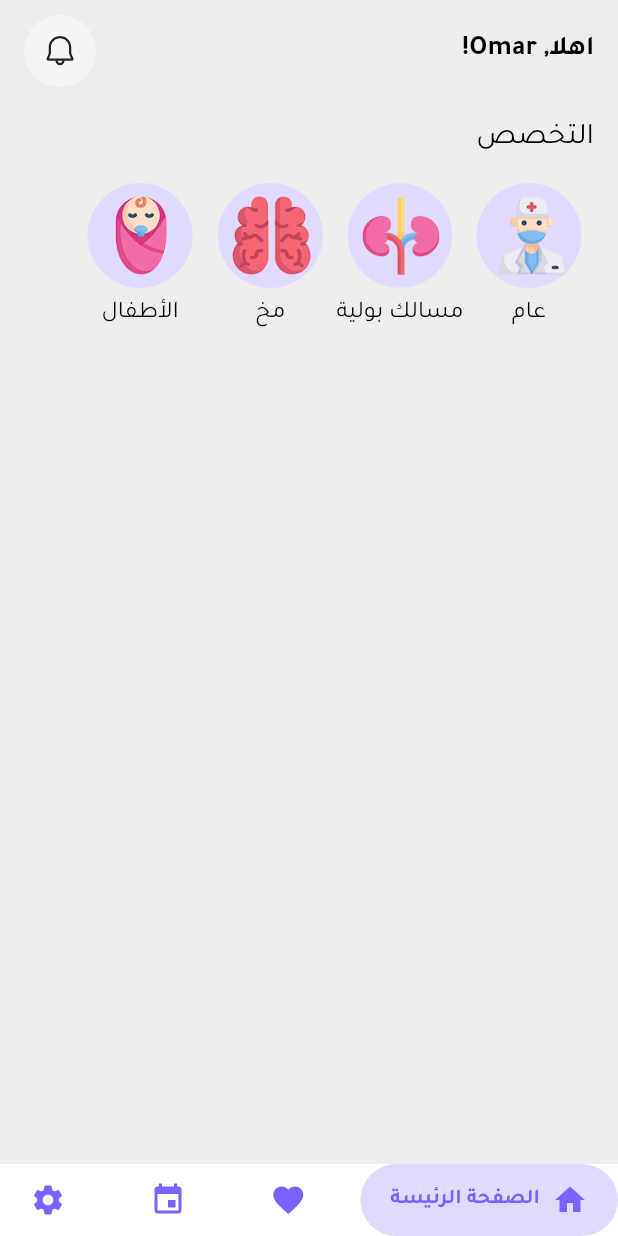
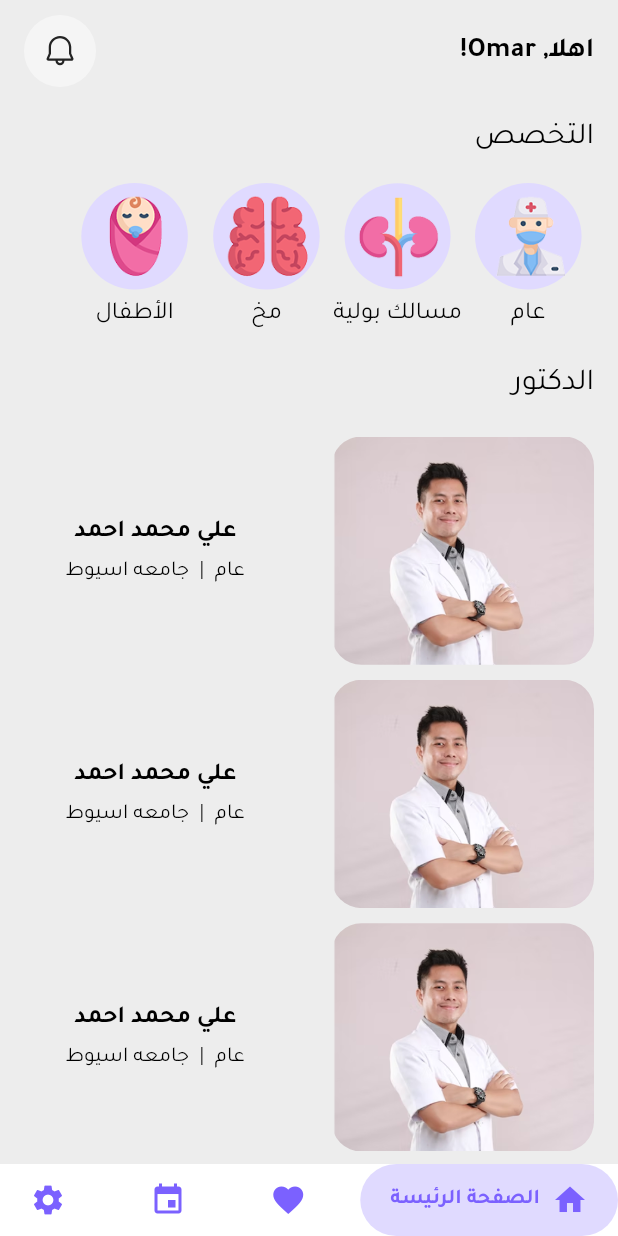
Before and after one commit to abdelrahman3003/Tabibak, a Flutter app: the HomeView screen opened by its route, on a phone screen of 412 x 824 dp. Run offline on Flutter 3.47's test engine with Material 3 defaults, Android fonts, the phone set to English and light mode, and no system bars; drawn by our look-alikes of google_nav_bar; our stand-ins replace device_preview, dio, flutter_dotenv, flutter_riverpod, flutter_screenutil, flutter_svg and 3 more; accounts and stored records are empty.

Commit message:
create doctor card and doctors list view

```diff
--- a/lib/core/theme/appTextStyles.dart
+++ b/lib/core/theme/appTextStyles.dart
@@ -1,17 +1,22 @@
 import 'package:flutter/material.dart';
+import 'package:flutter_screenutil/flutter_screenutil.dart';
 import 'package:tabibak/core/theme/app_colors.dart';
 
 class Apptextstyles {
   static TextStyle font20blackRegular =
-      TextStyle(fontSize: 20, color: AppColors.black);
+      TextStyle(fontSize: 20.sp, color: AppColors.black);
   static TextStyle font18blackRegular =
-      TextStyle(fontSize: 18, color: AppColors.black);
+      TextStyle(fontSize: 18.sp, color: AppColors.black);
   static TextStyle font16blackRegular =
-      TextStyle(fontSize: 16, color: AppColors.black);
-  static TextStyle font16whitebold = TextStyle(
-      fontSize: 16, color: AppColors.white, fontWeight: FontWeight.bold);
+      TextStyle(fontSize: 16.sp, color: AppColors.black);
+  static TextStyle font16Blackebold = TextStyle(
+      fontSize: 16.sp, color: AppColors.black, fontWeight: FontWeight.bold);
+  static TextStyle font14BlackReqular = TextStyle(
+      fontSize: 14.sp, color: AppColors.black, fontWeight: FontWeight.w400);
+  static TextStyle font14Blackbold = TextStyle(
+      fontSize: 14.sp, color: AppColors.black, fontWeight: FontWeight.bold);
   static TextStyle font18LightRegular = TextStyle(
-      fontSize: 18, color: AppColors.textLight, fontWeight: FontWeight.w400);
+      fontSize: 18.sp, color: AppColors.textLight, fontWeight: FontWeight.w400);
   static TextStyle font20BlackRegular = TextStyle(
-      fontSize: 20, color: AppColors.black, fontWeight: FontWeight.w400);
+      fontSize: 20.sp, color: AppColors.black, fontWeight: FontWeight.w400);
 }
--- a/lib/core/theme/app_button.dart
+++ b/lib/core/theme/app_button.dart
@@ -31,7 +31,8 @@ class AppButton extends StatelessWidget {
           Center(
             child: Text(
               title,
-              style: Apptextstyles.font16whitebold,
+              style:
+                  Apptextstyles.font16Blackebold.copyWith(color: Colors.white),
             ),
           ),
           !isLoading
--- a/lib/features/home/presentation/views/home_screen/categories_list/category_item.dart
+++ b/lib/features/home/presentation/views/home_screen/categories_list/category_item.dart
@@ -1,4 +1,5 @@
 import 'package:flutter/material.dart';
+import 'package:flutter_screenutil/flutter_screenutil.dart';
 import 'package:tabibak/core/theme/appTextStyles.dart';
 import 'package:tabibak/core/theme/app_colors.dart';
 
@@ -11,7 +12,7 @@ class CategoryItem extends StatelessWidget {
     return Column(
       children: [
         Container(
-          height: 70,
+          height: 70.h,
           padding: EdgeInsets.all(8),
           margin: EdgeInsets.symmetric(horizontal: 8),
           decoration:
--- /dev/null
+++ b/lib/features/home/presentation/views/home_screen/doctors_list/doctor_item.dart
@@ -0,0 +1,48 @@
+import 'package:flutter/material.dart';
+import 'package:flutter_screenutil/flutter_screenutil.dart';
+import 'package:tabibak/core/theme/appTextStyles.dart';
+
+class DoctorItem extends StatelessWidget {
+  const DoctorItem({super.key});
+
+  @override
+  Widget build(BuildContext context) {
+    return Padding(
+      padding: const EdgeInsets.only(bottom: 10),
+      child: Row(
+        children: [
+          Expanded(
+            child: Container(
+              height: 150.h,
+              decoration: BoxDecoration(
+                  borderRadius: BorderRadius.circular(20),
+                  image: DecorationImage(
+                    image: AssetImage("asssets/images/doctor.png"),
+                    fit: BoxFit.cover,
+                  )),
+            ),
+          ),
+          SizedBox(width: 30),
+          Expanded(
+            child: Column(
+              children: [
+                Text(
+                  "علي محمد احمد",
+                  style: Apptextstyles.font16Blackebold,
+                  overflow: TextOverflow.ellipsis,
+                  maxLines: 1,
+                ),
+                SizedBox(height: 5),
+                Text(
+                  "عام  |  جامعه اسيوط",
+                  style: Apptextstyles.font14BlackReqular,
+                  overflow: TextOverflow.ellipsis,
+                ),
+              ],
+            ),
+          )
+        ],
+      ),
+    );
+  }
+}
--- /dev/null
+++ b/lib/features/home/presentation/views/home_screen/doctors_list/doctor_list.dart
@@ -0,0 +1,14 @@
+import 'package:flutter/material.dart';
+import 'package:tabibak/features/home/presentation/views/home_screen/doctors_list/doctor_item.dart';
+
+class DoctorList extends StatelessWidget {
+  const DoctorList({super.key});
+
+  @override
+  Widget build(BuildContext context) {
+    return ListView.builder(
+      itemCount: 6,
+      itemBuilder: (context, index) => DoctorItem(),
+    );
+  }
+}
--- a/lib/features/home/presentation/views/home_screen/home_screen.dart
+++ b/lib/features/home/presentation/views/home_screen/home_screen.dart
@@ -1,6 +1,7 @@
 import 'package:flutter/material.dart';
 import 'package:tabibak/core/theme/appTextStyles.dart';
 import 'package:tabibak/features/home/presentation/views/home_screen/categories_list/categories_list.dart';
+import 'package:tabibak/features/home/presentation/views/home_screen/doctors_list/doctor_list.dart';
 import 'package:tabibak/features/home/presentation/views/home_screen/home_appbar.dart';
 
 class HomeScreen extends StatelessWidget {
@@ -16,7 +17,11 @@ class HomeScreen extends StatelessWidget {
         SizedBox(height: 20),
         Text("التخصص", style: Apptextstyles.font20BlackRegular),
         SizedBox(height: 15),
-        CategoriesList()
+        CategoriesList(),
+        SizedBox(height: 20),
+        Text("الدكتور", style: Apptextstyles.font20BlackRegular),
+        SizedBox(height: 20),
+        Expanded(child: DoctorList())
       ],
     );
   }
--- a/lib/gen/assets.gen.dart
+++ b/lib/gen/assets.gen.dart
@@ -65,8 +65,17 @@ class $AsssetsImagesGen {
   AssetGenImage get manDoctor =>
       const AssetGenImage('asssets/images/Man Doctor.png');
 
+  /// File path: asssets/images/doctor.png
+  AssetGenImage get doctor => const AssetGenImage('asssets/images/doctor.png');
+
   /// List of all assets
-  List<AssetGenImage> get values => [brain1, iamge, kidneys1, manDoctor];
+  List<AssetGenImage> get values => [
+    brain1,
+    iamge,
+    kidneys1,
+    manDoctor,
+    doctor,
+  ];
 }
 
 class Assets {
--- a/lib/main.dart
+++ b/lib/main.dart
@@ -12,10 +12,7 @@
   final baseUrl = dotenv.env['BASE_URL'];
   await AppService.initializeSharedPreferences();
   WidgetsFlutterBinding.ensureInitialized();
-  await Supabase.initialize(
-    url: baseUrl!,
-    anonKey: apiKey!,
-  );
+  await Supabase.initialize(url: baseUrl!, anonKey: apiKey!);
   runApp(ProviderScope(child: DevicePreview(builder: (context) {
     return const MyApp();
   })));
--- a/lib/my_app.dart
+++ b/lib/my_app.dart
@@ -1,5 +1,6 @@
 import 'package:flutter/material.dart';
 import 'package:flutter_localizations/flutter_localizations.dart';
+import 'package:flutter_screenutil/flutter_screenutil.dart';
 import 'package:tabibak/core/class/routes.dart';
 import 'package:tabibak/core/networking/app_service.dart';
 import 'package:tabibak/core/theme/app_colors.dart';
@@ -9,6 +10,10 @@ class MyApp extends StatelessWidget {
 
   @override
   Widget build(BuildContext context) {
+    return ScreenUtilInit(
+        designSize: const Size(375, 812),
+        minTextAdapt: true,
+        builder: (context, child) {
           return MaterialApp(
             debugShowCheckedModeBanner: false,
             title: 'Tabibak',
@@ -28,6 +33,7 @@ class MyApp extends StatelessWidget {
             onGenerateRoute: Routes.generateRoute,
             initialRoute: initRout(),
           );
+        });
   }
 
   String initRout() {
```
Also changed, not shown: asssets/images/doctor.png (added). Lines whose indentation alone changed are shown as unchanged.
